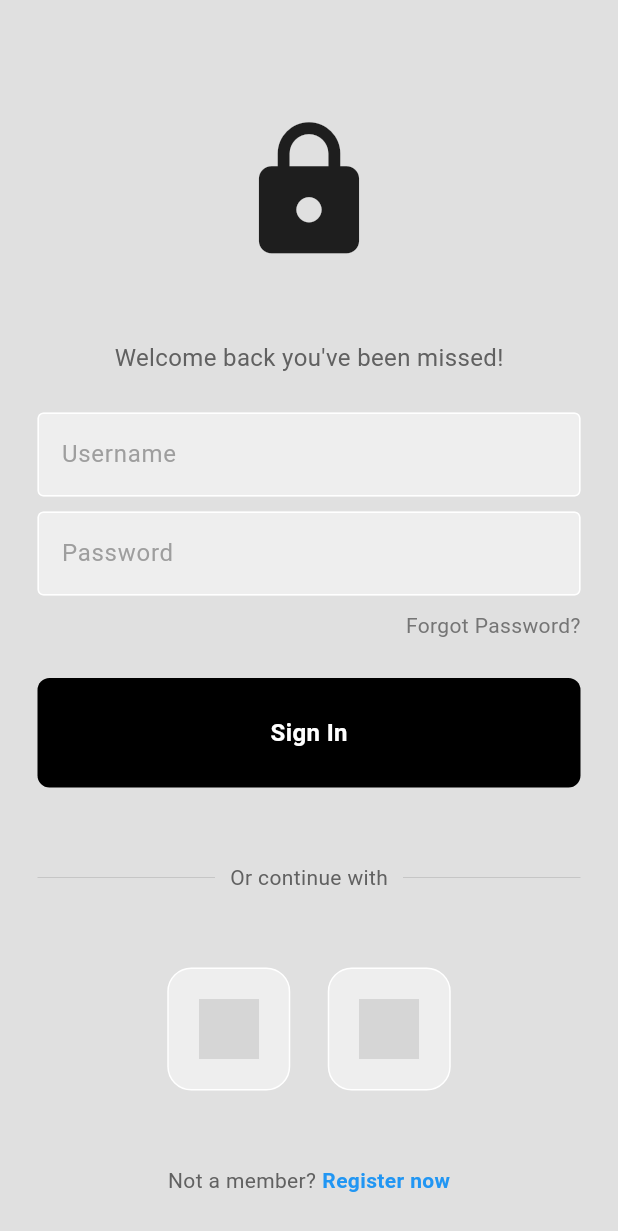
After one commit to parthrevanwar/DormLink, a Flutter app: the LoginPage screen opened directly, on a phone screen of 412 x 824 dp. The commit adds this screen. Shown: the top 1231 px of the screen. Run offline on Flutter 3.47's test engine with Material 2 defaults, Android fonts, the phone set to English and light mode, and no system bars; our stand-ins replace flutter_svg, google_fonts, google_nav_bar; missing offline and left inert: dart:ffi, mailer; grey boxes are pictures that could not be loaded.

Commit message:
login screen

```diff
--- /dev/null
+++ b/dorm_link/lib/login.dart
@@ -0,0 +1,157 @@
+import 'package:flutter/material.dart';
+import 'package:dorm_link/my_button.dart';
+import 'package:dorm_link/my_textfield.dart';
+import 'package:dorm_link/square_tile.dart';
+
+class LoginPage extends StatelessWidget {
+  LoginPage({super.key});
+
+  // text editing controllers
+  final usernameController = TextEditingController();
+  final passwordController = TextEditingController();
+
+  // sign user in method
+  void signUserIn() {}
+
+  @override
+  Widget build(BuildContext context) {
+    return Scaffold(
+      backgroundColor: Colors.grey[300],
+      body: SafeArea(
+        child: Center(
+          child: Column(
+            mainAxisAlignment: MainAxisAlignment.center,
+            children: [
+              const SizedBox(height: 50),
+
+              // logo
+              const Icon(
+                Icons.lock,
+                size: 100,
+              ),
+
+              const SizedBox(height: 50),
+
+              // welcome back, you've been missed!
+              Text(
+                'Welcome back you\'ve been missed!',
+                style: TextStyle(
+                  color: Colors.grey[700],
+                  fontSize: 16,
+                ),
+              ),
+
+              const SizedBox(height: 25),
+
+              // username textfield
+              MyTextField(
+                controller: usernameController,
+                hintText: 'Username',
+                obscureText: false,
+              ),
+
+              const SizedBox(height: 10),
+
+              // password textfield
+              MyTextField(
+                controller: passwordController,
+                hintText: 'Password',
+                obscureText: true,
+              ),
+
+              const SizedBox(height: 10),
+
+              // forgot password?
+              Padding(
+                padding: const EdgeInsets.symmetric(horizontal: 25.0),
+                child: Row(
+                  mainAxisAlignment: MainAxisAlignment.end,
+                  children: [
+                    Text(
+                      'Forgot Password?',
+                      style: TextStyle(color: Colors.grey[600]),
+                    ),
+                  ],
+                ),
+              ),
+
+              const SizedBox(height: 25),
+
+              // sign in button
+              MyButton(
+                onTap: signUserIn,
+              ),
+
+              const SizedBox(height: 50),
+
+              // or continue with
+              Padding(
+                padding: const EdgeInsets.symmetric(horizontal: 25.0),
+                child: Row(
+                  children: [
+                    Expanded(
+                      child: Divider(
+                        thickness: 0.5,
+                        color: Colors.grey[400],
+                      ),
+                    ),
+                    Padding(
+                      padding: const EdgeInsets.symmetric(horizontal: 10.0),
+                      child: Text(
+                        'Or continue with',
+                        style: TextStyle(color: Colors.grey[700]),
+                      ),
+                    ),
+                    Expanded(
+                      child: Divider(
+                        thickness: 0.5,
+                        color: Colors.grey[400],
+                      ),
+                    ),
+                  ],
+                ),
+              ),
+
+              const SizedBox(height: 50),
+
+              // google + apple sign in buttons
+              Row(
+                mainAxisAlignment: MainAxisAlignment.center,
+                children: const [
+                  // google button
+                  SquareTile(imagePath: 'lib/images/google.png'),
+
+                  SizedBox(width: 25),
+
+                  // apple button
+                  SquareTile(imagePath: 'lib/images/apple.png')
+                ],
+              ),
+
+              const SizedBox(height: 50),
+
+              // not a member? register now
+              Row(
+                mainAxisAlignment: MainAxisAlignment.center,
+                children: [
+                  Text(
+                    'Not a member?',
+                    style: TextStyle(color: Colors.grey[700]),
+                  ),
+                  const SizedBox(width: 4),
+                  const Text(
+                    'Register now',
+                    style: TextStyle(
+                      color: Colors.blue,
+                      fontWeight: FontWeight.bold,
+                    ),
+                  ),
+                ],
+              )
+            ],
+          ),
+        ),
+      ),
+    );
+  }
+}
--- /dev/null
+++ b/dorm_link/lib/my_button.dart
@@ -0,0 +1,32 @@
+import 'package:flutter/material.dart';
+
+class MyButton extends StatelessWidget {
+  final Function()? onTap;
+
+  const MyButton({super.key, required this.onTap});
+
+  @override
+  Widget build(BuildContext context) {
+    return GestureDetector(
+      onTap: onTap,
+      child: Container(
+        padding: const EdgeInsets.all(25),
+        margin: const EdgeInsets.symmetric(horizontal: 25),
+        decoration: BoxDecoration(
+          color: Colors.black,
+          borderRadius: BorderRadius.circular(8),
+        ),
+        child: const Center(
+          child: Text(
+            "Sign In",
+            style: TextStyle(
+              color: Colors.white,
+              fontWeight: FontWeight.bold,
+              fontSize: 16,
+            ),
+          ),
+        ),
+      ),
+    );
+  }
+}
--- /dev/null
+++ b/dorm_link/lib/my_textfield.dart
@@ -0,0 +1,36 @@
+import 'package:flutter/material.dart';
+
+class MyTextField extends StatelessWidget {
+  final controller;
+  final String hintText;
+  final bool obscureText;
+
+  const MyTextField({
+    super.key,
+    required this.controller,
+    required this.hintText,
+    required this.obscureText,
+  });
+
+  @override
+  Widget build(BuildContext context) {
+    return Padding(
+      padding: const EdgeInsets.symmetric(horizontal: 25.0),
+      child: TextField(
+        controller: controller,
+        obscureText: obscureText,
+        decoration: InputDecoration(
+            enabledBorder: const OutlineInputBorder(
+              borderSide: BorderSide(color: Colors.white),
+            ),
+            focusedBorder: OutlineInputBorder(
+              borderSide: BorderSide(color: Colors.grey.shade400),
+            ),
+            fillColor: Colors.grey.shade200,
+            filled: true,
+            hintText: hintText,
+            hintStyle: TextStyle(color: Colors.grey[500])),
+      ),
+    );
+  }
+}
--- a/dorm_link/lib/now_playing.dart
+++ b/dorm_link/lib/now_playing.dart
@@ -24,8 +24,8 @@
                     decoration: const BoxDecoration(
                       color: Color(0xFF4A9DFF),
                       borderRadius: BorderRadius.only(
-                        topRight: Radius.circular(30),
-                        bottomRight: Radius.circular(30),
+                        topRight: Radius.circular(45),
+                        bottomRight: Radius.circular(45),
                       ),
                     ),
 
@@ -211,11 +211,11 @@
                         ),
                       ],
                     ),
-                    child: Column(
+                    child: const Column(
                       mainAxisAlignment: MainAxisAlignment.start,
                       crossAxisAlignment: CrossAxisAlignment.start,
                       children: [
-                        const Padding(
+                        Padding(
                           padding: EdgeInsets.only(left: 19.0, top: 14),
                           child: Text('Cricket',
                               textAlign: TextAlign.left,
--- /dev/null
+++ b/dorm_link/lib/square_tile.dart
@@ -0,0 +1,25 @@
+import 'package:flutter/material.dart';
+
+class SquareTile extends StatelessWidget {
+  final String imagePath;
+  const SquareTile({
+    super.key,
+    required this.imagePath,
+  });
+
+  @override
+  Widget build(BuildContext context) {
+    return Container(
+      padding: EdgeInsets.all(20),
+      decoration: BoxDecoration(
+        border: Border.all(color: Colors.white),
+        borderRadius: BorderRadius.circular(16),
+        color: Colors.grey[200],
+      ),
+      child: Image.asset(
+        imagePath,
+        height: 40,
+      ),
+    );
+  }
+}
```
